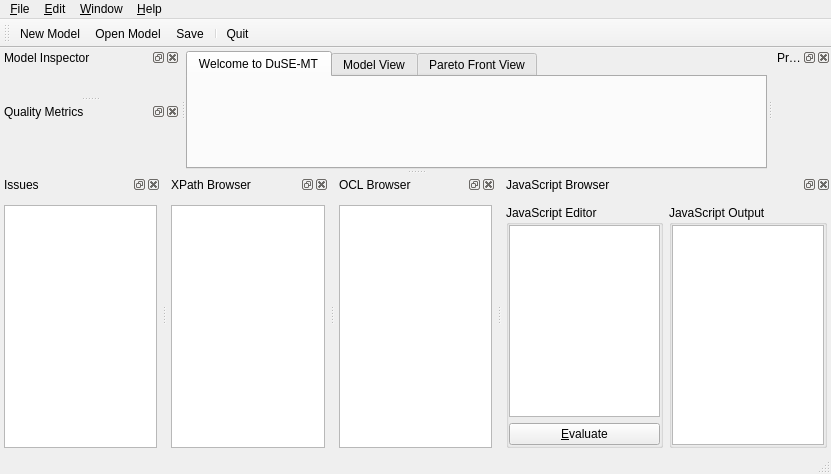
Above: examples/uml/duse-mt/mainwindow.ui from qt/qtmodeling before the change. Below: the same form after it.
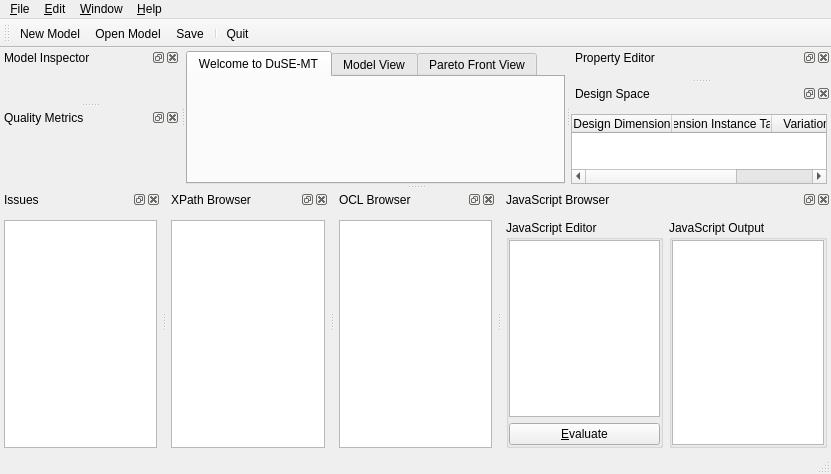
That is the form after the change. Icons and pictures are not drawn. Custom widgets are drawn as their Qt base class.

Commit message: Add initial instantiation of design space dimensions

```diff
--- a/examples/uml/duse-mt/mainwindow.ui
+++ b/examples/uml/duse-mt/mainwindow.ui
@@ -410,6 +410,55 @@
     </layout>
    </widget>
   </widget>
+  <widget class="QDockWidget" name="dckDesignSpace">
+   <property name="windowTitle">
+    <string>Design Space</string>
+   </property>
+   <attribute name="dockWidgetArea">
+    <number>2</number>
+   </attribute>
+   <widget class="QWidget" name="dockWidgetContents_6">
+    <layout class="QGridLayout" name="gridLayout_14">
+     <property name="leftMargin">
+      <number>0</number>
+     </property>
+     <property name="rightMargin">
+      <number>4</number>
+     </property>
+     <property name="bottomMargin">
+      <number>0</number>
+     </property>
+     <item row="0" column="0">
+      <widget class="QTableWidget" name="tblDesignSpace">
+       <property name="alternatingRowColors">
+        <bool>true</bool>
+       </property>
+       <attribute name="horizontalHeaderStretchLastSection">
+        <bool>true</bool>
+       </attribute>
+       <attribute name="verticalHeaderVisible">
+        <bool>false</bool>
+       </attribute>
+       <column>
+        <property name="text">
+         <string>Design Dimension</string>
+        </property>
+       </column>
+       <column>
+        <property name="text">
+         <string>Dimension Instance Target</string>
+        </property>
+       </column>
+       <column>
+        <property name="text">
+         <string>Variation Point</string>
+        </property>
+       </column>
+      </widget>
+     </item>
+    </layout>
+   </widget>
+  </widget>
   <action name="actionFileNewModel">
    <property name="icon">
     <iconset theme="document-new" resource="duse-mt.qrc">
```
The commit also changes 7 other files.
